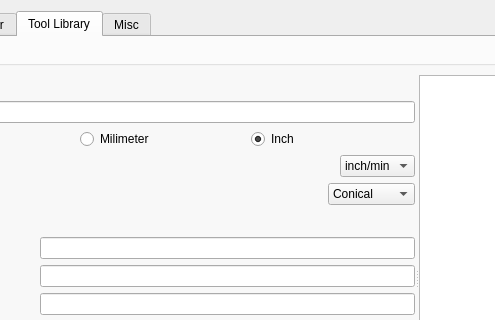
Before: the Qt Designer form res/settingwindow.ui in computergeek1507/GerberCAM, drawn with Qt 5; both pictures show x 124 to 619 and y 0 to 320 of the 1205 by 847 pixel window.
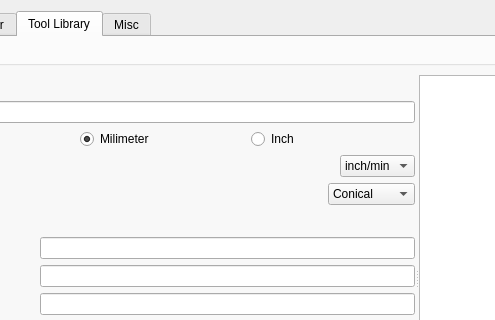
After: the same form once the commit is applied.

What changed in the file:
```diff
--- a/res/settingwindow.ui
+++ b/res/settingwindow.ui
@@ -877,6 +877,9 @@
                         <property name="text">
                          <string>Milimeter</string>
                         </property>
+                        <property name="checked">
+                         <bool>true</bool>
+                        </property>
                        </widget>
                       </item>
                       <item>
@@ -884,9 +887,6 @@
                         <property name="text">
                          <string>Inch</string>
                         </property>
-                        <property name="checked">
-                         <bool>true</bool>
-                        </property>
                        </widget>
                       </item>
                      </layout>
```
